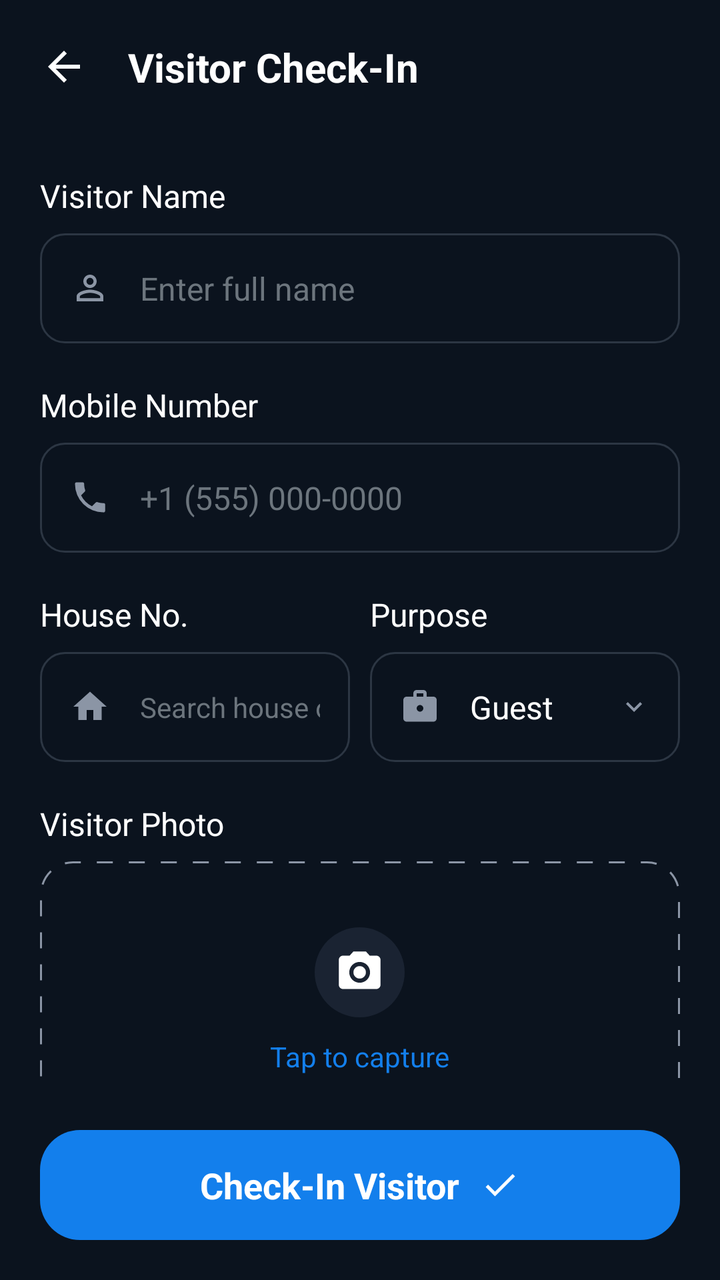
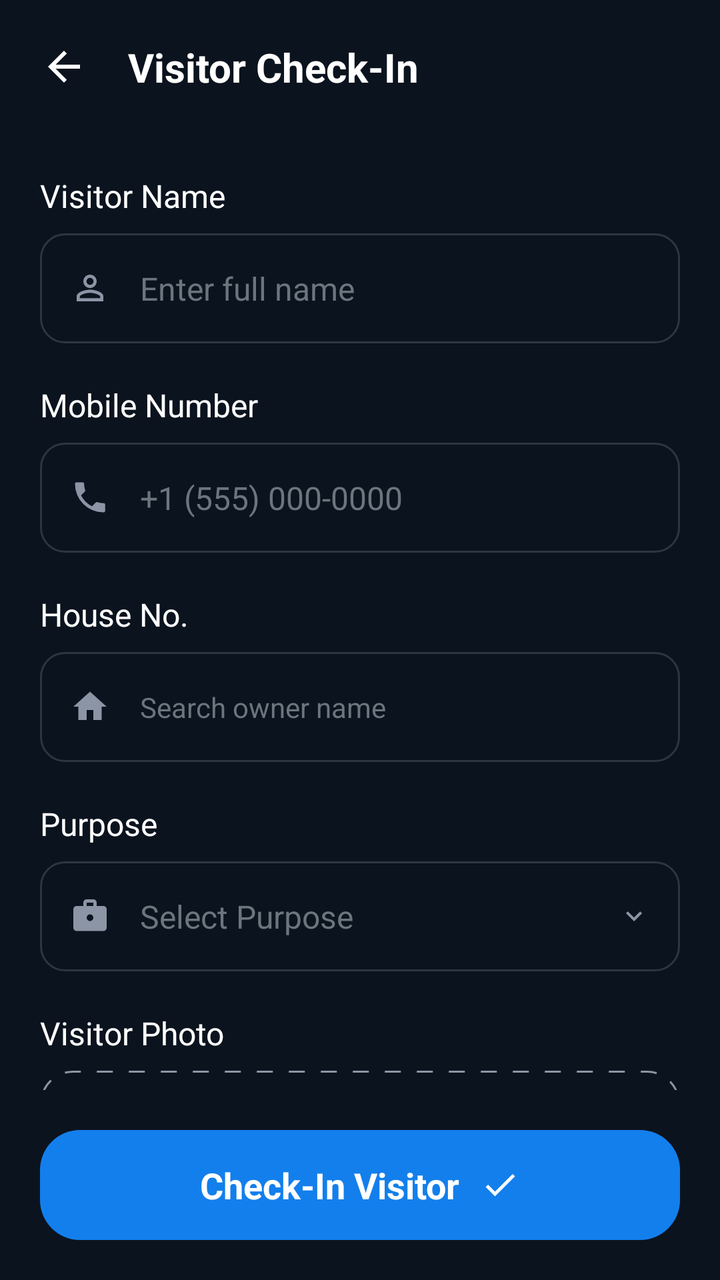

The first picture is an Android layout as it rendered before a commit; the second is the same layout after the commit. The layout source and the unified diff follow.
<!-- AndroidManifest.xml: application theme Theme.HouseVisitorManagementSystem -->
<!-- res/layout/activity_check_in.xml -->
<?xml version="1.0" encoding="utf-8"?>
<androidx.constraintlayout.widget.ConstraintLayout xmlns:android="http://schemas.android.com/apk/res/android"
    xmlns:app="http://schemas.android.com/apk/res-auto"
    xmlns:tools="http://schemas.android.com/tools"
    android:id="@+id/main"
    android:layout_width="match_parent"
    android:layout_height="match_parent"
    android:background="@color/dark_navy_bg"
    tools:context=".CheckInActivity">

    
    <RelativeLayout
        android:id="@+id/header"
        android:layout_width="match_parent"
        android:layout_height="wrap_content"
        android:padding="20dp"
        app:layout_constraintTop_toTopOf="parent">

        <ImageView
            android:id="@+id/btnBack"
            android:layout_width="24dp"
            android:layout_height="24dp"
            android:layout_centerVertical="true"
            android:src="@drawable/ic_arrow_back"
            app:tint="@color/white" />

        <TextView
            android:layout_width="wrap_content"
            android:layout_height="wrap_content"
            android:layout_centerVertical="true"
            android:layout_marginStart="20dp"
            android:layout_toEndOf="@id/btnBack"
            android:text="Visitor Check-In"
            android:textColor="@color/white"
            android:textSize="20sp"
            android:textStyle="bold" />

    </RelativeLayout>

    <ScrollView
        android:layout_width="match_parent"
        android:layout_height="0dp"
        android:scrollbars="none"
        app:layout_constraintBottom_toTopOf="@id/btnCheckInLayout"
        app:layout_constraintTop_toBottomOf="@id/header">

        <LinearLayout
            android:layout_width="match_parent"
            android:layout_height="wrap_content"
            android:orientation="vertical"
            android:padding="20dp">

            <TextView
                android:layout_width="wrap_content"
                android:layout_height="wrap_content"
                android:text="Visitor Name"
                android:textColor="@color/white"
                android:textSize="16sp" />

            <LinearLayout
                android:layout_width="match_parent"
                android:layout_height="55dp"
                android:layout_marginTop="8dp"
                android:layout_marginBottom="20dp"
                android:background="@drawable/bg_input_field"
                android:gravity="center_vertical"
                android:paddingHorizontal="15dp">

                <ImageView
                    android:layout_width="20dp"
                    android:layout_height="20dp"
                    android:src="@drawable/ic_person_outline"
                    app:tint="@color/text_grey" />

                <EditText
                    android:id="@+id/etVisitorName"
                    android:layout_width="match_parent"
                    android:layout_height="match_parent"
                    android:layout_marginStart="15dp"
                    android:background="@null"
                    android:hint="Enter full name"
                    android:textColor="@color/white"
                    android:textColorHint="@color/cool_gray"
                    android:textSize="16sp" />
            </LinearLayout>

            <TextView
                android:layout_width="wrap_content"
                android:layout_height="wrap_content"
                android:text="Mobile Number"
                android:textColor="@color/white"
                android:textSize="16sp" />

            <LinearLayout
                android:layout_width="match_parent"
                android:layout_height="55dp"
                android:layout_marginTop="8dp"
                android:layout_marginBottom="20dp"
                android:background="@drawable/bg_input_field"
                android:gravity="center_vertical"
                android:paddingHorizontal="15dp">

                <ImageView
                    android:layout_width="20dp"
                    android:layout_height="20dp"
                    android:src="@drawable/ic_phone"
                    app:tint="@color/text_grey" />

                <EditText
                    android:id="@+id/etMobileNumber"
                    android:layout_width="match_parent"
                    android:layout_height="match_parent"
                    android:layout_marginStart="15dp"
                    android:background="@null"
                    android:hint="+1 (555) 000-0000"
                    android:inputType="phone"
                    android:textColor="@color/white"
                    android:textColorHint="@color/cool_gray"
                    android:textSize="16sp" />
            </LinearLayout>

            <LinearLayout
                android:layout_width="match_parent"
                android:layout_height="wrap_content"
                android:layout_marginBottom="20dp"
                android:orientation="horizontal">

                <LinearLayout
                    android:layout_width="0dp"
                    android:layout_height="wrap_content"
                    android:layout_marginEnd="10dp"
                    android:layout_weight="1"
                    android:orientation="vertical">

                    <TextView
                        android:layout_width="wrap_content"
                        android:layout_height="wrap_content"
                        android:text="House No."
                        android:textColor="@color/white"
                        android:textSize="16sp" />

                    <LinearLayout
                        android:layout_width="match_parent"
                        android:layout_height="55dp"
                        android:layout_marginTop="8dp"
                        android:background="@drawable/bg_input_field"
                        android:gravity="center_vertical"
                        android:paddingHorizontal="15dp">

                        <ImageView
                            android:layout_width="20dp"
                            android:layout_height="20dp"
                            android:src="@drawable/ic_home_filled"
                            app:tint="@color/text_grey" />

                        <AutoCompleteTextView
                            android:id="@+id/etHouseNo"
                            android:layout_width="match_parent"
                            android:layout_height="match_parent"
                            android:layout_marginStart="15dp"
                            android:background="@null"
                            android:hint="Search house or owner..."
                            android:completionThreshold="1"
                            android:textColor="@color/white"
                            android:textColorHint="@color/cool_gray"
                            android:textSize="14sp"
                            android:imeOptions="actionNext"
                            android:inputType="text" />
                    </LinearLayout>
                </LinearLayout>

                <LinearLayout
                    android:layout_width="0dp"
                    android:layout_height="wrap_content"
                    android:layout_weight="1"
                    android:orientation="vertical">

                    <TextView
                        android:layout_width="wrap_content"
                        android:layout_height="wrap_content"
                        android:text="Purpose"
                        android:textColor="@color/white"
                        android:textSize="16sp" />

                    <LinearLayout
                        android:layout_width="match_parent"
                        android:layout_height="55dp"
                        android:layout_marginTop="8dp"
                        android:background="@drawable/bg_input_field"
                        android:gravity="center_vertical"
                        android:paddingHorizontal="15dp">

                        <ImageView
                            android:layout_width="20dp"
                            android:layout_height="20dp"
                            android:src="@drawable/ic_briefcase"
                            app:tint="@color/text_grey" />

                        <TextView
                            android:id="@+id/tvPurpose"
                            android:layout_width="0dp"
                            android:layout_height="match_parent"
                            android:layout_marginStart="15dp"
                            android:layout_weight="1"
                            android:gravity="center_vertical"
                            android:text="Guest"
                            android:textColor="@color/white"
                            android:textSize="16sp" />

                        <ImageView
                            android:layout_width="16dp"
                            android:layout_height="16dp"
                            android:src="@drawable/ic_chevron_down"
                            app:tint="@color/text_grey" />
                    </LinearLayout>
                </LinearLayout>
            </LinearLayout>

            <TextView
                android:layout_width="wrap_content"
                android:layout_height="wrap_content"
                android:text="Visitor Photo"
                android:textColor="@color/white"
                android:textSize="16sp" />

            <LinearLayout
                android:id="@+id/btnCapturePhoto"
                android:layout_width="match_parent"
                android:layout_height="140dp"
                android:layout_marginTop="8dp"
                android:layout_marginBottom="20dp"
                android:background="@drawable/bg_dotted_border"
                android:gravity="center"
                android:orientation="vertical">

                <ImageView
                    android:id="@+id/ivCapturedPhoto"
                    android:layout_width="match_parent"
                    android:layout_height="match_parent"
                    android:scaleType="centerCrop"
                    android:visibility="gone" />

                <LinearLayout
                    android:id="@+id/captureContent"
                    android:layout_width="wrap_content"
                    android:layout_height="wrap_content"
                    android:gravity="center"
                    android:orientation="vertical">

                    <ImageView
                        android:layout_width="45dp"
                        android:layout_height="45dp"
                        android:background="@drawable/circle_dark_bg"
                        android:padding="10dp"
                        android:src="@drawable/ic_camera"
                        app:tint="@color/white" />

                    <TextView
                        android:layout_width="wrap_content"
                        android:layout_height="wrap_content"
                        android:layout_marginTop="10dp"
                        android:text="Tap to capture"
                        android:textColor="@color/bright_azure_blue"
                        android:textSize="14sp" />
                </LinearLayout>
            </LinearLayout>

        </LinearLayout>
    </ScrollView>

    <FrameLayout
        android:id="@+id/btnCheckInLayout"
        android:layout_width="match_parent"
        android:layout_height="wrap_content"
        android:padding="20dp"
        app:layout_constraintBottom_toBottomOf="parent">

        <LinearLayout
            android:id="@+id/btnCheckInVisitor"
            android:layout_width="match_parent"
            android:layout_height="55dp"
            android:background="@drawable/bg_qr_button"
            android:gravity="center">

            <TextView
                android:layout_width="wrap_content"
                android:layout_height="wrap_content"
                android:text="Check-In Visitor"
                android:textColor="@color/white"
                android:textSize="18sp"
                android:textStyle="bold" />

            <ImageView
                android:layout_width="20dp"
                android:layout_height="20dp"
                android:layout_marginStart="10dp"
                android:src="@drawable/ic_check"
                app:tint="@color/white" />
        </LinearLayout>
    </FrameLayout>

    <ProgressBar
        android:id="@+id/progressBar"
        android:layout_width="wrap_content"
        android:layout_height="wrap_content"
        android:visibility="gone"
        android:indeterminateTint="@color/bright_azure_blue"
        app:layout_constraintTop_toTopOf="parent"
        app:layout_constraintBottom_toBottomOf="parent"
        app:layout_constraintStart_toStartOf="parent"
        app:layout_constraintEnd_toEndOf="parent" />

</androidx.constraintlayout.widget.ConstraintLayout>
<!-- resources referenced by this layout -->
<resources>
  <color name="bright_azure_blue">#137fec</color>
  <color name="cool_gray">#6C757D</color>
  <color name="dark_navy_bg">#0B131E</color>
  <color name="text_grey">#8B95A5</color>
  <color name="white">#FFFFFF</color>
  <!-- drawable bg_dotted_border (drawable) -->
  <?xml version="1.0" encoding="utf-8"?>
  <shape xmlns:android="http://schemas.android.com/apk/res/android">
      <stroke
          android:width="1dp"
          android:color="@color/text_grey"
          android:dashWidth="8dp"
          android:dashGap="8dp" />
      <corners android:radius="16dp" />
  </shape>
  <!-- drawable bg_input_field (drawable) -->
  <?xml version="1.0" encoding="utf-8"?>
  <shape xmlns:android="http://schemas.android.com/apk/res/android">
      <solid android:color="@color/dark_navy_bg" />
      <stroke android:width="1dp" android:color="@color/slate_blue_gray" />
      <corners android:radius="12dp" />
  </shape>
  <!-- drawable bg_qr_button (drawable) -->
  <?xml version="1.0" encoding="utf-8"?>
  <shape xmlns:android="http://schemas.android.com/apk/res/android">
      <solid android:color="@color/bright_azure_blue" />
      <corners android:radius="20dp" />
  </shape>
  <!-- drawable circle_dark_bg (drawable) -->
  <?xml version="1.0" encoding="utf-8"?>
  <shape xmlns:android="http://schemas.android.com/apk/res/android"
      android:shape="oval">
      <solid android:color="#1A2332" />
  </shape>
  <!-- drawable ic_arrow_back (drawable) -->
  <vector xmlns:android="http://schemas.android.com/apk/res/android"
      android:width="24dp"
      android:height="24dp"
      android:viewportWidth="24"
      android:viewportHeight="24">
      <path
          android:fillColor="#FFFFFF"
          android:pathData="M20,11H7.83l5.59,-5.59L12,4l-8,8 8,8 1.41,-1.41L7.83,13H20v-2z" />
  </vector>
  <!-- drawable ic_check (drawable) -->
  <vector xmlns:android="http://schemas.android.com/apk/res/android"
      android:width="24dp"
      android:height="24dp"
      android:viewportWidth="24"
      android:viewportHeight="24">
      <path
          android:fillColor="#FFFFFF"
          android:pathData="M9,16.17L4.83,12l-1.42,1.41L9,19 21,7l-1.41,-1.41z" />
  </vector>
  <!-- drawable ic_chevron_down (drawable) -->
  <vector xmlns:android="http://schemas.android.com/apk/res/android"
      android:width="24dp"
      android:height="24dp"
      android:viewportWidth="24"
      android:viewportHeight="24">
      <path
          android:fillColor="#FFFFFF"
          android:pathData="M16.59,8.59L12,13.17 7.41,8.59 6,10l6,6 6,-6z" />
  </vector>
  <!-- drawable ic_home_filled (drawable) -->
  <vector xmlns:android="http://schemas.android.com/apk/res/android"
      android:width="24dp"
      android:height="24dp"
      android:viewportWidth="24"
      android:viewportHeight="24">
      <path
          android:fillColor="#FFFFFF"
          android:pathData="M10,20v-6h4v6h5v-8h3L12,3 2,12h3v8z" />
  </vector>
  <!-- drawable ic_phone (drawable) -->
  <vector xmlns:android="http://schemas.android.com/apk/res/android"
      android:width="24dp"
      android:height="24dp"
      android:viewportWidth="24"
      android:viewportHeight="24">
      <path
          android:fillColor="#ffffff"
          android:pathData="M6.62,10.79a15.05,15.05 0 0,0 6.59,6.59l2.2,-2.2a1,1 0 0,1 1.11,-0.27c1.12,0.37 2.33,0.57 3.58,0.57a1,1 0 0,1 1,1V20a1,1 0 0,1 -1,1A17,17 0 0,1 3,4a1,1 0 0,1 1,-1h3.5a1,1 0 0,1 1,1c0,1.25 0.2,2.45 0.57,3.57a1,1 0 0,1 -0.27,1.11l-2.2,2.2z"/>
  </vector>
  <style name="Theme.HouseVisitorManagementSystem" parent="Base.Theme.HouseVisitorManagementSystem" />
  <color name="slate_blue_gray">#2C3643</color>
  <style name="Base.Theme.HouseVisitorManagementSystem" parent="Theme.Material3.DayNight.NoActionBar">
          
          
      </style>
  <!-- unchanged entries left out for length: 3 -->
</resources>

<!-- the commit's change to res/layout/activity_check_in.xml (unified diff, before → after) -->
@@ -119,101 +119,86 @@
                     android:textSize="16sp" />
             </LinearLayout>
 
-            <LinearLayout
-                android:layout_width="match_parent"
-                android:layout_height="wrap_content"
-                android:layout_marginBottom="20dp"
-                android:orientation="horizontal">
-
-                <LinearLayout
+            <TextView
+                android:layout_width="wrap_content"
+                android:layout_height="wrap_content"
+                android:text="House No."
+                android:textColor="@color/white"
+                android:textSize="16sp" />
+
+            <LinearLayout
+                android:layout_width="match_parent"
+                android:layout_height="55dp"
+                android:layout_marginTop="8dp"
+                android:layout_marginBottom="20dp"
+                android:background="@drawable/bg_input_field"
+                android:gravity="center_vertical"
+                android:paddingHorizontal="15dp">
+
+                <ImageView
+                    android:layout_width="20dp"
+                    android:layout_height="20dp"
+                    android:src="@drawable/ic_home_filled"
+                    app:tint="@color/text_grey" />
+
+                <AutoCompleteTextView
+                    android:id="@+id/etHouseNo"
+                    android:layout_width="match_parent"
+                    android:layout_height="match_parent"
+                    android:layout_marginStart="15dp"
+                    android:background="@null"
+                    android:hint="Search owner name"
+                    android:completionThreshold="0"
+                    android:textColor="@color/white"
+                    android:textColorHint="@color/cool_gray"
+                    android:textSize="14sp"
+                    android:imeOptions="actionNext"
+                    android:inputType="text" />
+            </LinearLayout>
+
+            <TextView
+                android:layout_width="wrap_content"
+                android:layout_height="wrap_content"
+                android:text="Purpose"
+                android:textColor="@color/white"
+                android:textSize="16sp" />
+
+            <LinearLayout
+                android:layout_width="match_parent"
+                android:layout_height="55dp"
+                android:layout_marginTop="8dp"
+                android:layout_marginBottom="20dp"
+                android:background="@drawable/bg_input_field"
+                android:gravity="center_vertical"
+                android:paddingHorizontal="15dp">
+
+                <ImageView
+                    android:layout_width="20dp"
+                    android:layout_height="20dp"
+                    android:src="@drawable/ic_briefcase"
+                    app:tint="@color/text_grey" />
+
+                <AutoCompleteTextView
+                    android:id="@+id/etPurpose"
                     android:layout_width="0dp"
-                    android:layout_height="wrap_content"
-                    android:layout_marginEnd="10dp"
+                    android:layout_height="match_parent"
+                    android:layout_marginStart="15dp"
                     android:layout_weight="1"
-                    android:orientation="vertical">
-
-                    <TextView
-                        android:layout_width="wrap_content"
-                        android:layout_height="wrap_content"
-                        android:text="House No."
-                        android:textColor="@color/white"
-                        android:textSize="16sp" />
-
-                    <LinearLayout
-                        android:layout_width="match_parent"
-                        android:layout_height="55dp"
-                        android:layout_marginTop="8dp"
-                        android:background="@drawable/bg_input_field"
-                        android:gravity="center_vertical"
-                        android:paddingHorizontal="15dp">
-
-                        <ImageView
-                            android:layout_width="20dp"
-                            android:layout_height="20dp"
-                            android:src="@drawable/ic_home_filled"
-                            app:tint="@color/text_grey" />
-
-                        <AutoCompleteTextView
-                            android:id="@+id/etHouseNo"
-                            android:layout_width="match_parent"
-                            android:layout_height="match_parent"
-                            android:layout_marginStart="15dp"
-                            android:background="@null"
-                            android:hint="Search house or owner..."
-                            android:completionThreshold="1"
-                            android:textColor="@color/white"
-                            android:textColorHint="@color/cool_gray"
-                            android:textSize="14sp"
-                            android:imeOptions="actionNext"
-                            android:inputType="text" />
-                    </LinearLayout>
-                </LinearLayout>
-
-                <LinearLayout
-                    android:layout_width="0dp"
-                    android:layout_height="wrap_content"
-                    android:layout_weight="1"
-                    android:orientation="vertical">
-
-                    <TextView
-                        android:layout_width="wrap_content"
-                        android:layout_height="wrap_content"
-                        android:text="Purpose"
-                        android:textColor="@color/white"
-                        android:textSize="16sp" />
-
-                    <LinearLayout
-                        android:layout_width="match_parent"
-                        android:layout_height="55dp"
-                        android:layout_marginTop="8dp"
-                        android:background="@drawable/bg_input_field"
-                        android:gravity="center_vertical"
-                        android:paddingHorizontal="15dp">
-
-                        <ImageView
-                            android:layout_width="20dp"
-                            android:layout_height="20dp"
-                            android:src="@drawable/ic_briefcase"
-                            app:tint="@color/text_grey" />
-
-                        <TextView
-                            android:id="@+id/tvPurpose"
-                            android:layout_width="0dp"
-                            android:layout_height="match_parent"
-                            android:layout_marginStart="15dp"
-                            android:layout_weight="1"
-                            android:gravity="center_vertical"
-                            android:text="Guest"
-                            android:textColor="@color/white"
-                            android:textSize="16sp" />
-
-                        <ImageView
-                            android:layout_width="16dp"
-                            android:layout_height="16dp"
-                            android:src="@drawable/ic_chevron_down"
-                            app:tint="@color/text_grey" />
-                    </LinearLayout>
-                </LinearLayout>
+                    android:background="@null"
+                    android:gravity="center_vertical"
+                    android:hint="Select Purpose"
+                    android:completionThreshold="0"
+                    android:textColor="@color/white"
+                    android:textColorHint="@color/cool_gray"
+                    android:textSize="16sp"
+                    android:inputType="text"
+                    android:imeOptions="actionDone" />
+
+                <ImageView
+                    android:layout_width="16dp"
+                    android:layout_height="16dp"
+                    android:src="@drawable/ic_chevron_down"
+                    app:tint="@color/text_grey" />
             </LinearLayout>
 
             <TextView
